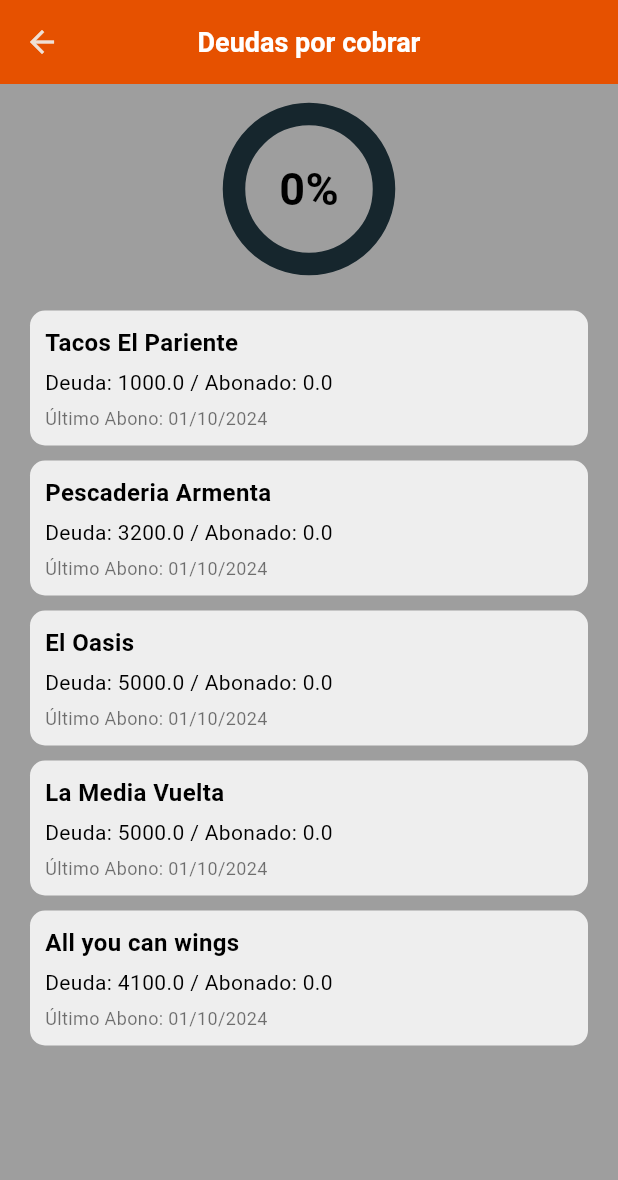
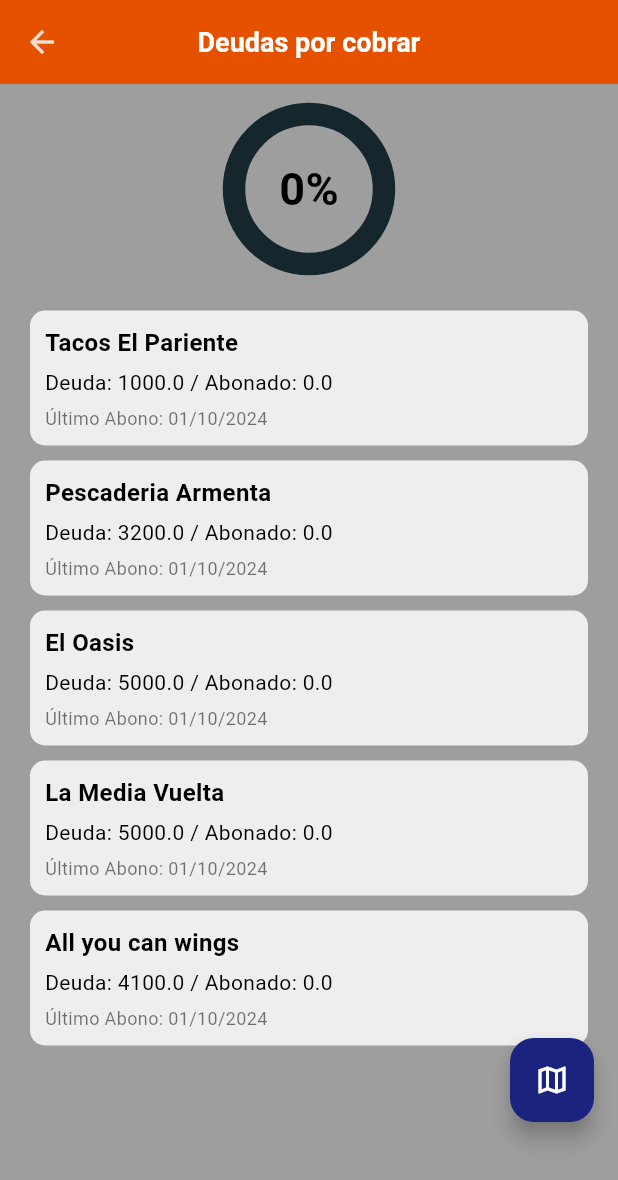
Before and after one commit to TheFierceFlame/mobile_dashboard, a Flutter app: the DebtorsAnalyticsScreen screen opened directly, on a phone screen of 412 x 824 dp. Shown: the top 1180 px of the screen. Run offline on Flutter 3.47's test engine with Material 3 defaults, Android fonts, the phone set to English and light mode, and no system bars; drawn by our look-alikes of simple_circular_progress_bar; our stand-ins replace animate_do, csv, fl_chart, flutter_riverpod, flutter_slidable, geolocator and 2 more; missing offline and left inert: flutter_polyline_points; accounts and stored records are empty; generated files the repository leaves out were written again.

Commit message:
Cambios realizados
ClientsIsarDatasource modificado

ClientsDebtsProvider modificado

DebtorsAnalyticsScreen modificada

DebtorsTrackingScreen realizada

```diff
--- a/dashboard_app/lib/domain/datasources/local_storage_datasource.dart
+++ b/dashboard_app/lib/domain/datasources/local_storage_datasource.dart
@@ -12,6 +12,6 @@ abstract class ClientsLocalStorageDatasource {
   Future<void> insertClient(Client client);
   Future<void> insertClientDebt(Debt debt, Client client);
   Future<List<Client>> loadClients();
-  Future<List<Debt>> loadClientDebts(int clientId);
+  Future<List<Debt>> loadClientsDebts();
   Future<void> payDebt(int debtId, double amount);
 }
--- a/dashboard_app/lib/domain/repositories/local_storage_repository.dart
+++ b/dashboard_app/lib/domain/repositories/local_storage_repository.dart
@@ -12,6 +12,6 @@ abstract class ClientsLocalStorageRepository {
   Future<void> insertClient(Client client);
   Future<void> insertClientDebt(Debt debt, Client client);
   Future<List<Client>> loadClients();
-  Future<List<Debt>> loadClientDebts(int clientId);
+  Future<List<Debt>> loadClientsDebts();
   Future<void> payDebt(int debtId, double amount);
 }
--- a/dashboard_app/lib/infrastructure/repositories/local_storage_repository_implementation.dart
+++ b/dashboard_app/lib/infrastructure/repositories/local_storage_repository_implementation.dart
@@ -45,8 +45,8 @@ class ClientsLocalStorageRepositoryImplementation extends ClientsLocalStorageRep
   }
 
   @override
-  Future<List<Debt>> loadClientDebts(int clientId) {
-    return datasource.loadClientDebts(clientId);
+  Future<List<Debt>> loadClientsDebts() {
+    return datasource.loadClientsDebts();
   }
 
   @override
--- a/dashboard_app/lib/presentation/screens/analytics/debtors/debtors_analytics_screen.dart
+++ b/dashboard_app/lib/presentation/screens/analytics/debtors/debtors_analytics_screen.dart
@@ -1,12 +1,11 @@
-import 'package:dashboard_app/domain/entities/debt.dart';
 import 'package:flutter/material.dart';
 import 'package:flutter_riverpod/flutter_riverpod.dart';
+import 'package:dashboard_app/domain/entities/debt.dart';
+import 'package:dashboard_app/presentation/screens/analytics/debtors/debtors_tracking_screen.dart';
 import 'package:dashboard_app/presentation/providers/providers.dart';
-import 'package:dashboard_app/domain/entities/client.dart';
 import 'package:dashboard_app/presentation/widgets/widgets.dart';
 import 'package:intl/intl.dart';
 
-List<Debt> clientsDebts = [];
 double totalDebt = 0;
 
 class DebtorsAnalyticsScreen extends ConsumerStatefulWidget {
@@ -17,34 +16,27 @@ class DebtorsAnalyticsScreen extends ConsumerStatefulWidget {
 }
 
 class DebtorsAnalyticsScreenState extends ConsumerState<DebtorsAnalyticsScreen> {
-  final storageClientsAsync = FutureProvider.autoDispose<List<Client>>((ref) async {
-    final clientsData = await ref.read(storageClientsProvider.notifier).loadClients();
-    List<Debt> debts = [];
-    double total = 0;
-
-    for (var client in clientsData) {
-      final debtsData = await ref.read(storageClientsDebtsProvider.notifier).loadClientDebts(client.id);
-
-      for (var debt in debtsData) {
-        debts.add(debt);
-        total += debt.amount;
+  _getTotalDebt(List<Debt> clientsDebts) {
+    for(var debt in clientsDebts) {
+      totalDebt += debt.amount;
     }
   }
 
-    clientsDebts = debts;
-    totalDebt = total;
+  _addPayment(int debtId, double amount) async {
+    await ref.read(storageClientsDebtsProvider.notifier).payDebt(debtId, amount);
+    await ref.read(storageClientsDebtsProvider.notifier).loadClientsDebts();
+    setState(() {});
+  }
 
-    print(totalDebt);
-    return clientsData;
-  });
-
-  _showPaymentModal(BuildContext context, int deudaId) {
+  _showPaymentModal(BuildContext context, int debtId, Function callBack) {
     final paymentController = TextEditingController();
 
     showModalBottomSheet(
       context: context,
       isScrollControlled: true,
       builder: (context) {
+        return StatefulBuilder(
+          builder: (BuildContext context, StateSetter bottomSheetState) {
             return Padding(
               padding: EdgeInsets.only(
                 bottom: MediaQuery.of(context).viewInsets.bottom,
@@ -67,14 +59,13 @@ class DebtorsAnalyticsScreenState extends ConsumerState<DebtorsAnalyticsScreen>
                   SizedBox(
                     width: MediaQuery.of(context).size.width * 0.7,
                     child: ElevatedButton(
-                  onPressed: () async {
+                      onPressed: () {
                         final amount = double.tryParse(paymentController.text);
 
                         if (amount == null || amount < 0) return;
 
-                    await ref.read(storageClientsDebtsProvider.notifier).payDebt(deudaId, amount);
-                    await ref.read(storageClientsProvider.notifier).loadClients();
-                    setState(() {
+                        callBack(debtId, amount);
+                        bottomSheetState(() {
                           Navigator.pop(context);
                         });
                       },
@@ -84,13 +75,25 @@ class DebtorsAnalyticsScreenState extends ConsumerState<DebtorsAnalyticsScreen>
                 ],
               ),
             );
+          }
+        );
       },
     );
   }
 
   @override
+  void initState() {
+    super.initState();
+    ref.read(storageClientsDebtsProvider.notifier).loadClientsDebts();
+  }
+
+  @override
   Widget build(BuildContext context) {
-    final clientsData = ref.watch(storageClientsAsync);
+    final clientsDebts = ref.watch(storageClientsDebtsProvider);
+
+    if(clientsDebts.isEmpty) return const CircularProgressIndicator();
+
+    _getTotalDebt(clientsDebts);
 
     return Scaffold(
       backgroundColor: Colors.grey,
@@ -115,8 +118,7 @@ class DebtorsAnalyticsScreenState extends ConsumerState<DebtorsAnalyticsScreen>
                 child: SingleChildScrollView(
                   child: ConstrainedBox(
                     constraints: BoxConstraints(minHeight: MediaQuery.of(context).size.height),
-                    child: clientsData.when(
-                      data: (clients) => Column(
+                    child: Column(
                       children: [
                         const SizedBox(height: 10),
                         DebtProgressChart(
@@ -135,7 +137,7 @@ class DebtorsAnalyticsScreenState extends ConsumerState<DebtorsAnalyticsScreen>
                             if(debt.payment == debt.amount) return Container();
 
                             return GestureDetector(
-                                onTap: () => _showPaymentModal(context, debt.id),
+                              onTap: () => _showPaymentModal(context, debt.id, _addPayment),
                               child: Container(
                                 margin: const EdgeInsets.symmetric(vertical: 5.0, horizontal: 10.0),
                                 padding: const EdgeInsets.all(10.0),
@@ -178,14 +180,32 @@ class DebtorsAnalyticsScreenState extends ConsumerState<DebtorsAnalyticsScreen>
                         )
                       ],
                     ),
-                      error: (_, __) => const CircularProgressIndicator(),
-                      loading: () => const CircularProgressIndicator()
                   )
                 ),
               )
+            ],
+          )
+        ),
+      ),
+      floatingActionButton: Container(
+        margin: const EdgeInsets.only(bottom: 60),
+        child: Column(
+          mainAxisAlignment: MainAxisAlignment.end,
+          children: [
+            FloatingActionButton(
+              heroTag: "FloatingActionButtonTracking",
+              foregroundColor: Colors.white,
+              backgroundColor: Colors.indigo[900],
+              onPressed: () {
+                Navigator.of(context).push(
+                  MaterialPageRoute(builder: (context) {
+                    return DebtorsTrackingScreen(clientsDebts: clientsDebts);
+                  })
+                );
+              },
+              child: const Icon(Icons.map_outlined),
             )
           ],
-          ),
         ),
       ),
     );
```
Also changed, not shown: dashboard_app/assets/data/clients/clients_debts_dataset.json (+4 -4 lines), dashboard_app/lib/infrastructure/datasources/clients_isar_datasource.dart (+14 -6 lines), dashboard_app/lib/presentation/providers/storage/clients_debts_provider.dart (+4 -4 lines), dashboard_app/lib/presentation/screens/analytics/debtors/debtors_tracking_screen.dart (+157 -0 lines), dashboard_app/lib/presentation/screens/analytics/products/products_analytics_screen.dart (+17 -8 lines). Lines whose indentation alone changed are shown as unchanged.
